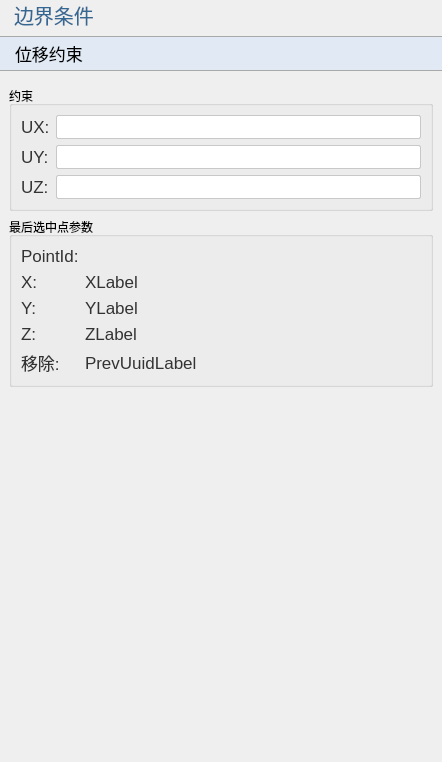
Above: plugins/Base_PhysicalField/DisplacementConstraintWidget.ui from asd977/base_cae before the change. Below: the same form after it.
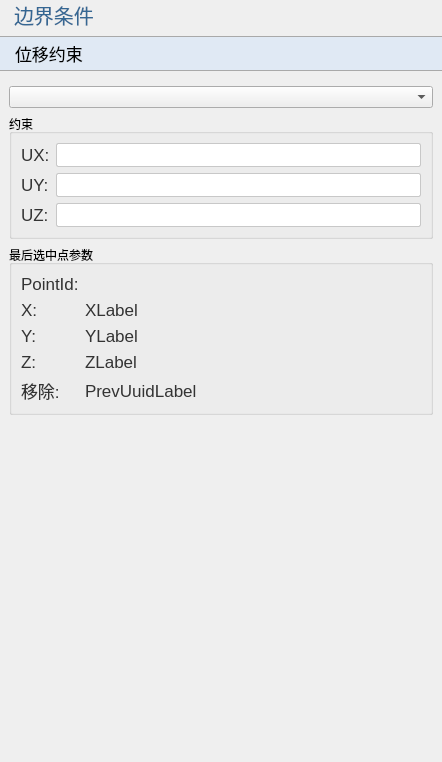
That is the form after the change.

What changed in the file:
```diff
--- a/plugins/Base_PhysicalField/DisplacementConstraintWidget.ui
+++ b/plugins/Base_PhysicalField/DisplacementConstraintWidget.ui
@@ -118,6 +118,9 @@
       </size>
      </property>
      <layout class="QVBoxLayout" name="verticalLayout_3">
+      <item>
+       <widget class="QComboBox" name="comboBoxGroup"/>
+      </item>
       <item>
        <widget class="QGroupBox" name="groupBox">
         <property name="title">
```
